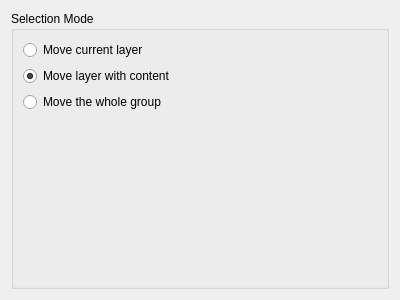
First picture: the form in krita/plugins/tools/defaulttools/wdgmovetool.ui, repository KDE/krita, before the edit.
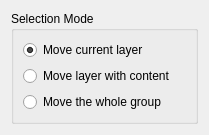
Second picture: the form after the edit.

What changed in the file:
```diff
--- a/krita/plugins/tools/defaulttools/wdgmovetool.ui
+++ b/krita/plugins/tools/defaulttools/wdgmovetool.ui
@@ -6,8 +6,8 @@
    <rect>
     <x>0</x>
     <y>0</y>
-    <width>400</width>
-    <height>300</height>
+    <width>209</width>
+    <height>130</height>
    </rect>
   </property>
   <layout class="QGridLayout" name="gridLayout">
@@ -25,6 +25,9 @@
         <property name="text">
          <string>Move current layer</string>
         </property>
+        <property name="checked">
+         <bool>true</bool>
+        </property>
        </widget>
       </item>
       <item row="1" column="0">
@@ -36,7 +39,7 @@
          <string>Move layer with content</string>
         </property>
         <property name="checked">
-         <bool>true</bool>
+         <bool>false</bool>
         </property>
        </widget>
       </item>
@@ -57,8 +60,8 @@
         </property>
         <property name="sizeHint" stdset="0">
          <size>
-          <width>20</width>
-          <height>172</height>
+          <width>0</width>
+          <height>0</height>
          </size>
         </property>
        </spacer>
```
